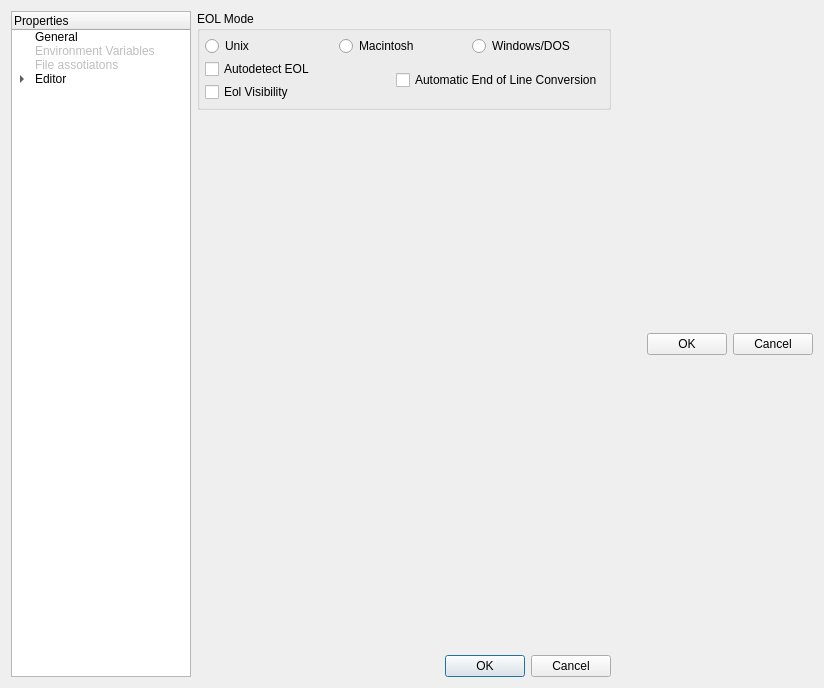
This is mks/ui/UISettings.ui in andreikop/enki as Qt 5 draws it before an edit. The edited form follows.
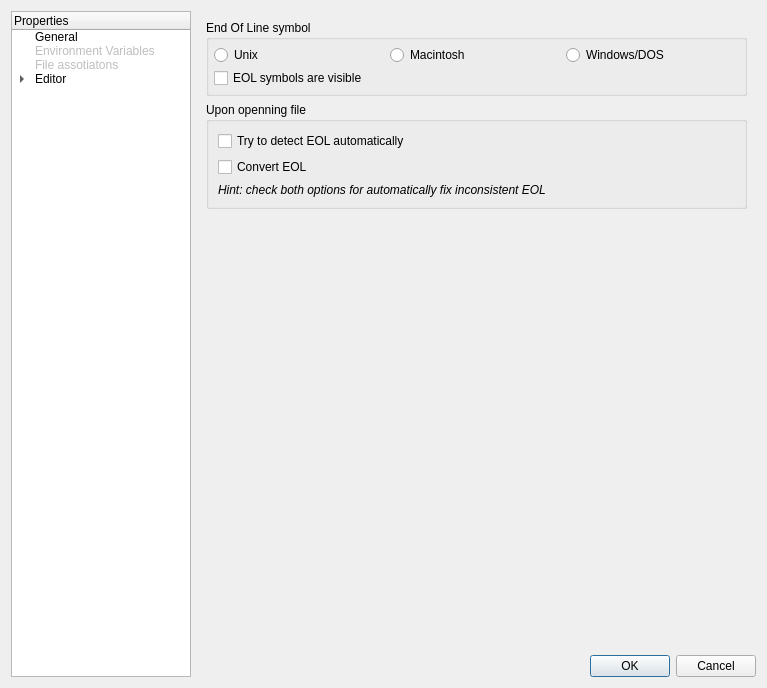
This is the edited form. The open tabs and pages were chosen to show the change. Custom widgets are drawn as their Qt base class.

Diff of the .ui file:
```diff
--- a/mks/ui/UISettings.ui
+++ b/mks/ui/UISettings.ui
@@ -6,7 +6,7 @@
    <rect>
     <x>0</x>
     <y>0</y>
-    <width>824</width>
+    <width>767</width>
     <height>688</height>
    </rect>
   </property>
@@ -132,7 +132,7 @@
     </widget>
    </item>
    <item>
-    <layout class="QVBoxLayout" name="verticalLayout_15">
+    <layout class="QVBoxLayout" name="verticalLayout_5">
      <item>
       <widget class="QStackedWidget" name="swPages">
        <property name="enabled">
@@ -1572,17 +1572,11 @@
         </layout>
        </widget>
        <widget class="QWidget" name="pEditorVisibility">
-        <layout class="QVBoxLayout">
-         <property name="spacing">
-          <number>3</number>
-         </property>
-         <property name="margin">
-          <number>0</number>
-         </property>
+        <layout class="QVBoxLayout" name="verticalLayout_15">
          <item>
           <widget class="QGroupBox" name="gbEolMode">
            <property name="title">
-            <string>EOL Mode</string>
+            <string>End Of Line symbol</string>
            </property>
            <layout class="QGridLayout" name="gridLayout_4">
             <property name="margin">
@@ -1616,24 +1610,48 @@
               </item>
              </layout>
             </item>
-            <item row="1" column="0">
+            <item row="2" column="0">
+             <widget class="QCheckBox" name="cbEolVisibility">
+              <property name="text">
+               <string>EOL symbols are visible</string>
+              </property>
+             </widget>
+            </item>
+           </layout>
+          </widget>
+         </item>
+         <item>
+          <widget class="QGroupBox" name="groupBox_5">
+           <property name="title">
+            <string>Upon openning file</string>
+           </property>
+           <layout class="QVBoxLayout" name="verticalLayout_14">
+            <item>
              <widget class="QCheckBox" name="cbAutoDetectEol">
               <property name="text">
-               <string>Autodetect EOL</string>
+               <string>Try to detect EOL automatically</string>
               </property>
              </widget>
             </item>
-            <item row="1" column="1" rowspan="2">
+            <item>
              <widget class="QCheckBox" name="cbAutoEolConversion">
               <property name="text">
-               <string>Automatic End of Line Conversion</string>
+               <string>Convert EOL</string>
               </property>
              </widget>
             </item>
-            <item row="2" column="0">
-             <widget class="QCheckBox" name="cbEolVisibility">
+            <item>
+             <widget class="QLabel" name="label_2">
+              <property name="font">
+               <font>
+                <italic>true</italic>
+               </font>
+              </property>
               <property name="text">
-               <string>Eol Visibility</string>
+               <string>Hint: check both options for automatically fix inconsistent EOL</string>
+              </property>
+              <property name="wordWrap">
+               <bool>true</bool>
               </property>
              </widget>
             </item>
@@ -2108,16 +2126,6 @@
      </item>
     </layout>
    </item>
-   <item>
-    <widget class="QDialogButtonBox" name="dbbButtons">
-     <property name="orientation">
-      <enum>Qt::Horizontal</enum>
-     </property>
-     <property name="standardButtons">
-      <set>QDialogButtonBox::Cancel|QDialogButtonBox::Ok</set>
-     </property>
-    </widget>
-   </item>
   </layout>
  </widget>
  <customwidgets>
```
Left out of the diff: 91 changed lines with no effect on the pictures.
